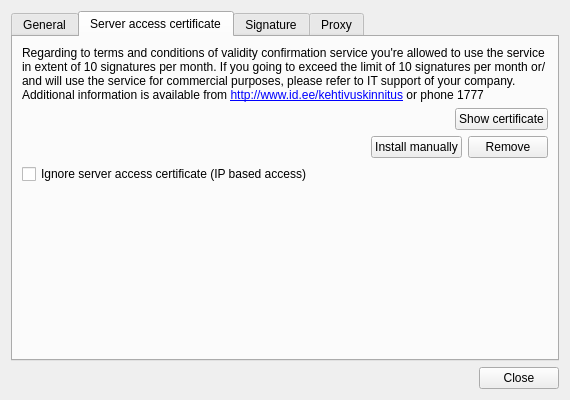
open-eid/qdigidoc, file client/ui/SettingsDialog.ui: the form before one commit.
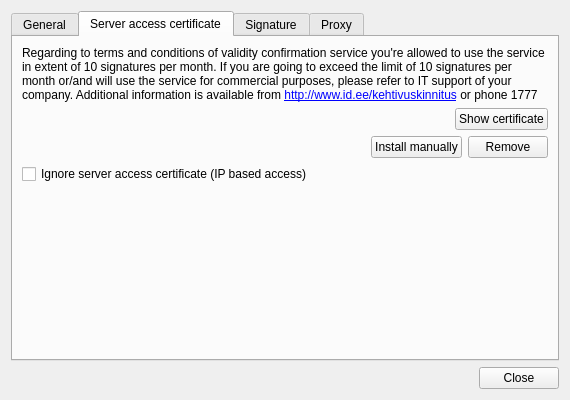
The form after the commit. The open tabs and pages were chosen to show the change.

```diff
--- a/client/ui/SettingsDialog.ui
+++ b/client/ui/SettingsDialog.ui
@@ -175,7 +175,7 @@
        <item row="0" column="0" colspan="2">
         <widget class="QLabel" name="p12Label">
          <property name="text">
-          <string>Regarding to terms and conditions of validity confirmation service you're allowed to use the service in extent of 10 signatures per month. If you going to exceed the limit of 10 signatures per month or/and will use the service for commercial purposes, please refer to IT support of your company. Additional information is available from &lt;a href=&quot;http://www.id.ee/kehtivuskinnitus&quot;&gt;http://www.id.ee/kehtivuskinnitus&lt;/a&gt; or phone 1777</string>
+          <string>Regarding to terms and conditions of validity confirmation service you're allowed to use the service in extent of 10 signatures per month. If you are going to exceed the limit of 10 signatures per month or/and will use the service for commercial purposes, please refer to IT support of your company. Additional information is available from &lt;a href=&quot;http://www.id.ee/kehtivuskinnitus&quot;&gt;http://www.id.ee/kehtivuskinnitus&lt;/a&gt; or phone 1777</string>
          </property>
          <property name="wordWrap">
           <bool>true</bool>
```
